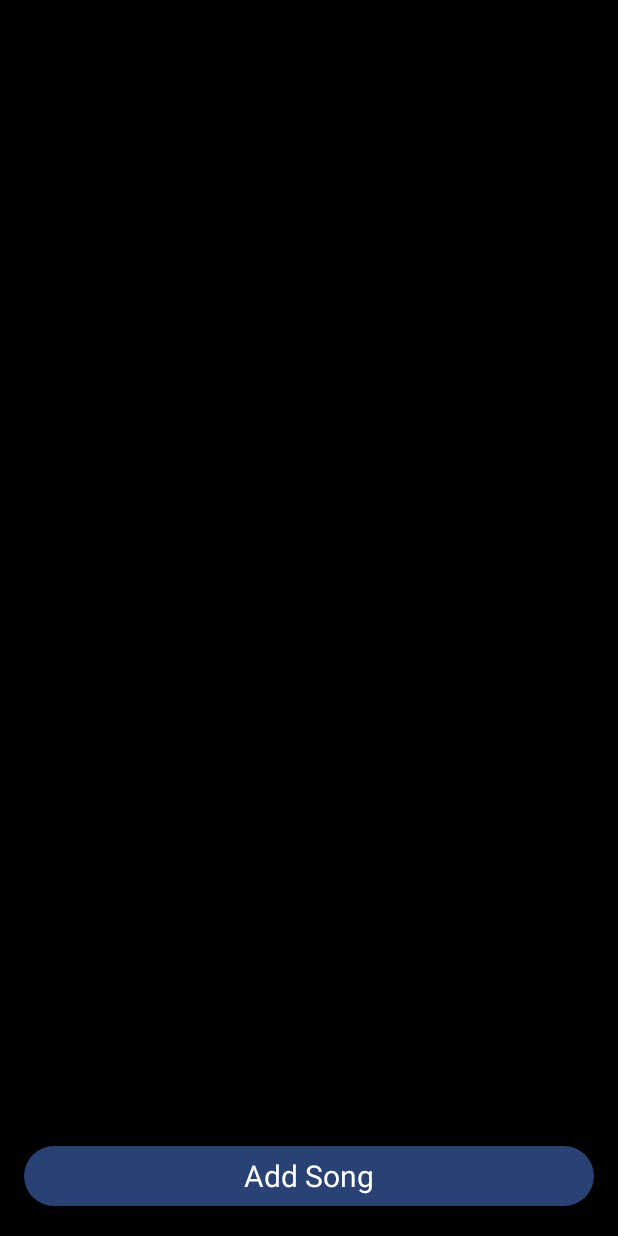
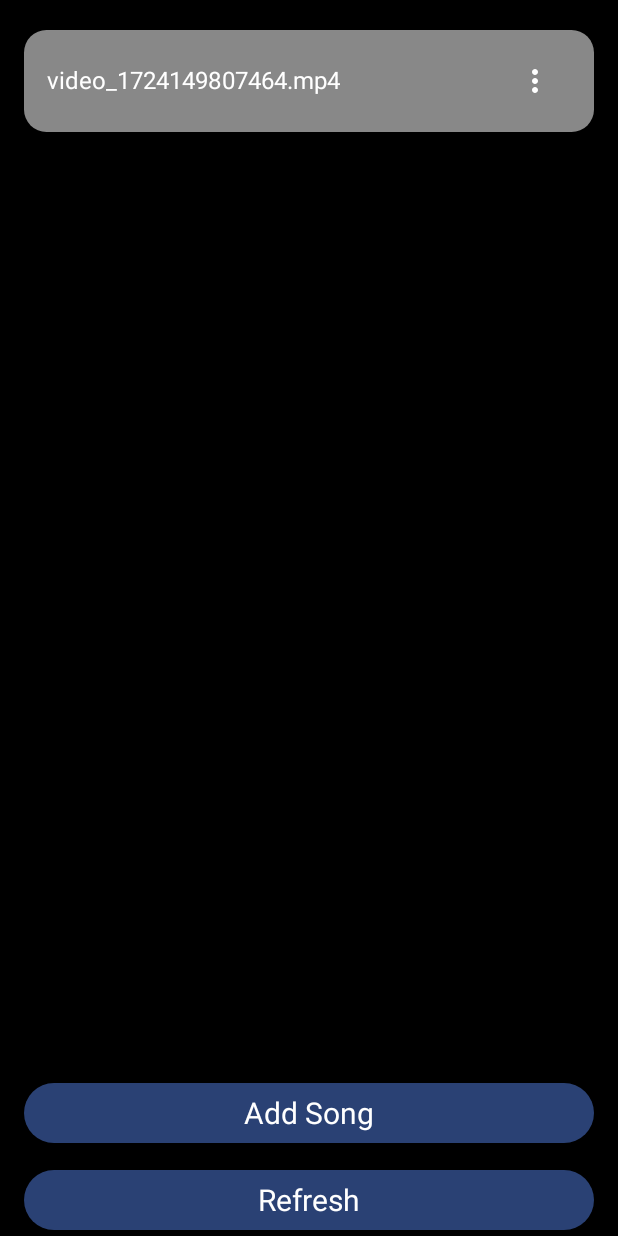
Before and after one commit to Phong-Kaster/Storage, an Android app built with Jetpack Compose: the screen it shows after launch (MainActivity), after a tap on "Add Song", on a phone screen of 412 x 824 dp. Run offline under Robolectric (Android 15) with nearby library versions, the phone set to English and light mode, and no system bars; our stand-ins replace Dagger/Hilt's generated code.

Commit message:
feature: add remove function

```diff
--- a/app/build.gradle.kts
+++ b/app/build.gradle.kts
@@ -85,6 +85,7 @@ dependencies {
     implementation(libs.androidx.material3)
     implementation(libs.androidx.appcompat)
     implementation(libs.androidx.constraintlayout)
+    implementation(libs.androidx.room.ktx)
     testImplementation(libs.junit)
     androidTestImplementation(libs.androidx.junit)
     androidTestImplementation(libs.androidx.espresso.core)
--- a/app/src/main/AndroidManifest.xml
+++ b/app/src/main/AndroidManifest.xml
@@ -6,8 +6,9 @@
 
     <!-- Required only if your app needs to access audio files
      that other apps created. -->
-    <uses-permission android:name="android.permission.READ_MEDIA_AUDIO" />
-    <uses-permission android:name="android.permission.READ_MEDIA_IMAGES" />
+    <uses-permission
+        android:name="android.permission.READ_MEDIA_VIDEO"
+        tools:ignore="SelectedPhotoAccess" />
 
     <!-- Because of using scoped storage for targeting android 10 & higher,
     requestLegacyExternalStorage="true" is required for supporting android 9 and lower  -->
--- a/app/src/main/java/com/example/storage/domain/model/Song.kt
+++ b/app/src/main/java/com/example/storage/domain/model/Video.kt
@@ -5,11 +5,12 @@ import android.net.Uri
 import androidx.compose.runtime.Stable
 
 @Stable
-data class Song(
+data class Video(
+    val id: Long,
     val contentUri: Uri,
     val name: String,
-    val duration: String,
+    val duration: Int,
     val size: Int,
-    val thumbnail: Bitmap?
+    val thumbnail: Bitmap? = null
 ){
 }
--- a/app/src/main/java/com/example/storage/ui/fragment/HomeFragment.kt
+++ b/app/src/main/java/com/example/storage/ui/fragment/HomeFragment.kt
@@ -1,10 +1,14 @@
 package com.example.storage.ui.fragment
 
+import android.net.Uri
 import android.os.Bundle
 import android.view.View
+import android.widget.Toast
 import androidx.compose.foundation.background
 import androidx.compose.foundation.layout.Arrangement
+import androidx.compose.foundation.layout.Column
 import androidx.compose.foundation.layout.Row
+import androidx.compose.foundation.layout.Spacer
 import androidx.compose.foundation.layout.fillMaxSize
 import androidx.compose.foundation.layout.fillMaxWidth
 import androidx.compose.foundation.layout.padding
@@ -12,12 +16,25 @@ import androidx.compose.foundation.layout.statusBarsPadding
 import androidx.compose.foundation.lazy.LazyColumn
 import androidx.compose.foundation.lazy.items
 import androidx.compose.foundation.shape.RoundedCornerShape
+import androidx.compose.material.icons.Icons
+import androidx.compose.material.icons.filled.MoreVert
 import androidx.compose.material3.Button
+import androidx.compose.material3.DropdownMenu
+import androidx.compose.material3.DropdownMenuItem
+import androidx.compose.material3.Icon
+import androidx.compose.material3.IconButton
+import androidx.compose.material3.MaterialTheme
 import androidx.compose.material3.Text
 import androidx.compose.runtime.Composable
 import androidx.compose.runtime.collectAsState
+import androidx.compose.runtime.getValue
+import androidx.compose.runtime.mutableStateOf
+import androidx.compose.runtime.remember
+import androidx.compose.runtime.setValue
+import androidx.compose.ui.Alignment
 import androidx.compose.ui.Modifier
 import androidx.compose.ui.graphics.Color
+import androidx.compose.ui.platform.LocalContext
 import androidx.compose.ui.text.TextStyle
 import androidx.compose.ui.tooling.preview.Preview
 import androidx.compose.ui.unit.dp
@@ -25,7 +42,8 @@ import androidx.compose.ui.unit.sp
 import androidx.fragment.app.viewModels
 import com.example.jetpack.core.CoreFragment
 import com.example.jetpack.core.CoreLayout
-import com.example.storage.domain.model.Song
+import com.example.storage.domain.model.Video
+import com.example.storage.ui.fragment.component.VideoElement
 import dagger.hilt.android.AndroidEntryPoint
 
 /***************************************
@@ -45,17 +63,25 @@ class HomeFragment : CoreFragment() {
 
     override fun onViewCreated(view: View, savedInstanceState: Bundle?) {
         super.onViewCreated(view, savedInstanceState)
-        viewModel.getAllImages()
+        viewModel.getVideos()
     }
 
     @Composable
     override fun ComposeView() {
         super.ComposeView()
         HomeLayout(
-            songs = viewModel.songs.collectAsState().value,
+            videos = viewModel.videos.collectAsState().value,
             onAddSong = {
-//                viewModel.addSong()
-                viewModel.getAllImages()
+                viewModel.addVideo()
+                viewModel.getVideos()
+            },
+            onRefresh = { viewModel.getVideos() },
+            onRemove = { video: Video ->
+                viewModel.removeVideo(video)
+                viewModel.getVideos()
+            },
+            onRename = { video: Video ->
+
             }
         )
     }
@@ -63,17 +89,27 @@ class HomeFragment : CoreFragment() {
 
 @Composable
 fun HomeLayout(
-    songs: List<Song> = emptyList(),
-    onAddSong: () -> Unit = {}
+    videos: List<Video> = emptyList(),
+    onAddSong: () -> Unit = {},
+    onRefresh: () -> Unit = {},
+    onRename: (Video) -> Unit = {},
+    onRemove: (Video) -> Unit = {},
 ) {
+
+
     CoreLayout(
         backgroundColor = Color.Black,
         bottomBar = {
+            Column(
+                verticalArrangement = Arrangement.spacedBy(10.dp),
+                modifier = Modifier
+                    .fillMaxWidth()
+                    .padding(horizontal = 16.dp)
+            ) {
                 Button(
                     onClick = onAddSong,
                     modifier = Modifier
-                    .fillMaxWidth()
-                    .padding(16.dp),
+                        .fillMaxWidth(),
                     content = {
                         Text(
                             text = "Add Song",
@@ -84,35 +120,46 @@ fun HomeLayout(
                         )
                     }
                 )
+
+                Button(
+                    onClick = onRefresh,
+                    modifier = Modifier
+                        .fillMaxWidth(),
+                    content = {
+                        Text(
+                            text = "Refresh",
+                            style = TextStyle(
+                                color = Color.White,
+                                fontSize = 20.sp,
+                            )
+                        )
+                    }
+                )
+            }
+
         },
         content = {
             LazyColumn(
-                verticalArrangement = Arrangement.spacedBy(5.dp),
+                verticalArrangement = Arrangement.spacedBy(10.dp),
                 modifier = Modifier
                     .fillMaxSize()
-                    .padding(16.dp)
+                    .padding(horizontal = 16.dp, vertical = 20.dp)
                     .statusBarsPadding()
             ) {
                 items(
-                    items = songs,
-                    itemContent = { song ->
-
-                        Row(
-                            modifier = Modifier
-                                .fillMaxWidth()
-                                .background(
-                                    color = Color.Gray, shape = RoundedCornerShape(15.dp)
+                    items = videos,
+                    key = { video -> video.name },
+                    itemContent = { video ->
+                        VideoElement(
+                            video = video,
+                            modifier = Modifier,
+                            onRemove = {
+                                onRemove(video)
+                            },
+                            onRename = {
+                                onRename(video)
+                            },
                         )
-                                .padding(vertical = 10.dp, horizontal = 15.dp)
-                        ) {
-                            Text(
-                                text = song.name,
-                                style = TextStyle(
-                                    fontSize = 16.sp,
-                                    color = Color.White
-                                )
-                            )
-                        }
                     }
                 )
             }
@@ -123,5 +170,11 @@ fun HomeLayout(
 @Preview
 @Composable
 private fun PreviewHomeLayout() {
-    HomeLayout()
+    HomeLayout(
+        videos = listOf(
+            Video(contentUri = Uri.parse(""), name = "Song 1", duration = 100, size = 100, id = 1),
+            Video(contentUri = Uri.parse(""), name = "Song 2", duration = 100, size = 100, id = 2),
+            Video(contentUri = Uri.parse(""), name = "Song 3", duration = 100, size = 100, id = 3),
+        )
+    )
 }
--- a/app/src/main/java/com/example/storage/ui/fragment/HomeViewModel.kt
+++ b/app/src/main/java/com/example/storage/ui/fragment/HomeViewModel.kt
@@ -9,19 +9,16 @@ import android.os.Build
 import android.provider.MediaStore
 import android.util.Log
 import android.util.Size
-import androidx.core.content.ContentProviderCompat.requireContext
 import androidx.lifecycle.viewModelScope
 import com.example.storage.StorageApplication
 import com.example.storage.core.CoreViewModel
-import com.example.storage.domain.model.Song
+import com.example.storage.domain.model.Video
 import dagger.hilt.android.lifecycle.HiltViewModel
-import kotlinx.coroutines.Dispatchers
 import kotlinx.coroutines.flow.MutableStateFlow
 import kotlinx.coroutines.flow.asStateFlow
 import kotlinx.coroutines.launch
 import java.util.concurrent.TimeUnit
 import javax.inject.Inject
-
 
 @HiltViewModel
 class HomeViewModel
@@ -30,141 +27,136 @@ constructor(
     private val applicationContext: StorageApplication
 ) : CoreViewModel() {
 
-    private var _songs = MutableStateFlow<List<Song>>(emptyList())
-    val songs = _songs.asStateFlow()
+    private var _videos = MutableStateFlow<List<Video>>(emptyList())
+    val videos = _videos.asStateFlow()
 
     init {
-        getAllImages()
-        detectChanges()
+        getVideos()
     }
 
-     fun getAllImages() {
-         Log.d(TAG, "getAllSongs")
-//         val collection =
-//            if (Build.VERSION.SDK_INT >= Build.VERSION_CODES.Q)
-//                MediaStore.Images.Media.getContentUri(MediaStore.VOLUME_EXTERNAL)
-//            else
-//                MediaStore.Images.Media.EXTERNAL_CONTENT_URI
-
-         val collection = MediaStore.Images.Media.EXTERNAL_CONTENT_URI
+     fun getVideos() {
+         val videoList = mutableListOf<Video>()
+         val collection =
+             if (Build.VERSION.SDK_INT >= Build.VERSION_CODES.Q) {
+                 MediaStore.Video.Media.getContentUri(MediaStore.VOLUME_EXTERNAL)
+             } else {
+                 MediaStore.Video.Media.EXTERNAL_CONTENT_URI
+             }
 
          val projection = arrayOf(
-            MediaStore.Images.Media._ID,
-            MediaStore.Images.Media.BUCKET_ID,
-            MediaStore.Images.Media.BUCKET_DISPLAY_NAME,
-            MediaStore.Images.Media.SIZE
+             MediaStore.Video.Media._ID,
+             MediaStore.Video.Media.DISPLAY_NAME,
+             MediaStore.Video.Media.DURATION,
+             MediaStore.Video.Media.SIZE
          )
 
         // Show only videos that are at least 5 minutes in duration.
-        val selection = "${MediaStore.Images.Media.DURATION} >= ?"
-        val selectionArgs = arrayOf(
-            TimeUnit.MILLISECONDS.convert(0, TimeUnit.MINUTES).toString()
-        )
+         val selection = "${MediaStore.Video.Media.DURATION} >= ?"
+         val selectionArgs = arrayOf(TimeUnit.MILLISECONDS.convert(0, TimeUnit.MINUTES).toString())
 
         // Display videos in alphabetical order based on their display name.
-        val sortOrder = "${MediaStore.Images.Media.DISPLAY_NAME} ASC"
+         val sortOrder = "${MediaStore.Video.Media.DISPLAY_NAME} ASC"
 
-
-         val songList = mutableListOf<Song>()
-         viewModelScope.launch(Dispatchers.IO) {
-
-
-             applicationContext.contentResolver.query(
+         val query = applicationContext.contentResolver.query(
              collection,
              projection,
              null,
              null,
              sortOrder
-             )?.use { cursor ->
-                 Log.d(TAG, "getEntireVideos cursor")
-                 Log.d(TAG, "getAllImages moveToNext = ${cursor.moveToNext()} ")
-                 while (cursor.moveToNext()) {
-                     // Use an ID column from the projection to get
-                     // a URI representing the media item itself.
+         )
 
+         Log.d(TAG, "getVideos - query is null = ${query == null}")
+         query?.use { cursor ->
+             Log.d(TAG, "getVideos - cursor")
              // Cache column indices.
-                     val idColumn = cursor.getColumnIndexOrThrow(MediaStore.Images.Media._ID)
-                     val nameColumn = cursor.getColumnIndexOrThrow(MediaStore.Images.Media.BUCKET_ID)
-                     val durationColumn = cursor.getColumnIndexOrThrow(MediaStore.Images.Media.BUCKET_DISPLAY_NAME)
-                     val sizeColumn = cursor.getColumnIndexOrThrow(MediaStore.Images.Media.SIZE)
+             val idColumn = cursor.getColumnIndexOrThrow(MediaStore.Video.Media._ID)
+             val nameColumn = cursor.getColumnIndexOrThrow(MediaStore.Video.Media.DISPLAY_NAME)
+             val durationColumn = cursor.getColumnIndexOrThrow(MediaStore.Video.Media.DURATION)
+             val sizeColumn = cursor.getColumnIndexOrThrow(MediaStore.Video.Media.SIZE)
 
              while (cursor.moveToNext()) {
                  // Get values of columns for a given video.
-                         val id = cursor.getLong(idColumn)
-                         val name = cursor.getString(nameColumn)
-                         val duration = cursor.getString(durationColumn)
-                         val size = cursor.getInt(sizeColumn)
+                 val id: Long = cursor.getLong(idColumn)
+                 val name: String = cursor.getString(nameColumn)
+                 val duration: Int = cursor.getInt(durationColumn)
+                 val size: Int = cursor.getInt(sizeColumn)
 
-                         val contentUri: Uri = ContentUris.withAppendedId(MediaStore.Images.Media.EXTERNAL_CONTENT_URI, id)
-//                         val thumbnail: Bitmap? = loadThumbnail(contentUri = contentUri)
+                 val contentUri: Uri = ContentUris.withAppendedId(MediaStore.Video.Media.EXTERNAL_CONTENT_URI, id)
 
                  // Stores column values and the contentUri in a local object
                  // that represents the media file.
-                         //videoList += Video(contentUri, name, duration, size)
-
-                         Log.d(TAG, "Images has contentUri $contentUri with name $name, duration $duration")
-                         songList += Song(contentUri, name, duration, size, null)
+                 videoList += Video(
+                     id = id,
+                     contentUri = contentUri,
+                     name = name,
+                     duration = duration,
+                     size = size,
+                     thumbnail = null
+                 )
+                 Log.d(TAG, "getVideos contentUri $contentUri")
              }
-                 }
-
-                 Log.d(TAG, "getEntireVideos - size = ${songList.size}")
-                 _songs.value = songList
+             Log.d(TAG, "getVideos - videoList size = ${videoList.size} ")
+             _videos.value = videoList
          }
     }
 
 
-    }
-
-    private fun loadThumbnail(contentUri: Uri): Bitmap? {
-        return if (Build.VERSION.SDK_INT >= Build.VERSION_CODES.Q)
-            applicationContext.contentResolver.loadThumbnail(contentUri, Size(640, 480), null)
-        else
-            null
-    }
-
-    fun addSong(){
-
-
+    fun addVideo() {
         // Add a specific media item.
         val resolver = applicationContext.contentResolver
 
-        // Find all Images files on the primary external storage device.
-        val ImagesCollection =
+
+        // Find all videos files on the primary external storage device.
+        val collection =
             if (Build.VERSION.SDK_INT >= Build.VERSION_CODES.Q)
-                MediaStore.Images.Media.getContentUri(MediaStore.VOLUME_EXTERNAL_PRIMARY)
+                MediaStore.Video.Media.getContentUri(MediaStore.VOLUME_EXTERNAL_PRIMARY)
              else
-                MediaStore.Images.Media.EXTERNAL_CONTENT_URI
-
+                MediaStore.Video.Media.EXTERNAL_CONTENT_URI
 
 
         // Publish a new song.
-        val newSongDetails = ContentValues().apply {
-            put(MediaStore.Images.Media.DISPLAY_NAME, "MySong1.mp3")
+        val videoDetail = ContentValues().apply {
+            put(MediaStore.Video.Media.DISPLAY_NAME, "video_${System.currentTimeMillis()}.mp4")
         }
 
         // Keep a handle to the new song's URI in case you need to modify it
         // later.
         try {
-            val songUri: Uri? = resolver.insert(ImagesCollection, newSongDetails)
-            Log.d(TAG, "addSong success with songUri $songUri")
-        } catch (ex: Exception) {
-            ex.printStackTrace()
-            Log.d(TAG, "addSong fail because ${ex.message}")
+            val videoUri: Uri? = resolver.insert(collection, videoDetail)
+
+            if (videoUri == null) {
+                Log.d(TAG, "addVideo - videoUri is null")
+            } else {
+                resolver.openOutputStream(videoUri)?.use { stream ->
+                    // Perform operations on "stream".
+                    applicationContext.assets.open("video_sample.mp4").use { inputStream ->
+                        stream.write(inputStream.readBytes())
+                    }
                 }
             }
 
-    private fun detectChanges(){
-        val observer = object : ContentObserver(null) {override fun onChange(selfChange: Boolean) {
-            super.onChange(selfChange)
-            viewModelScope.launch {
-                getAllImages()
+            Log.d(TAG, "addVideo - success with videoUri $videoUri")
+        } catch (ex: Exception) {
+            ex.printStackTrace()
+            Log.d(TAG, "addVideo - fail because ${ex.message}")
+        }
+    }
+
+    fun removeVideo(video: Video) {
+        // Remove a specific media item.
+        val resolver = applicationContext.contentResolver
+
+        try {
+            // Perform the actual removal.
+            val numImagesRemoved = resolver.delete(
+                video.contentUri,
+                "${MediaStore.Audio.Media._ID} = ?",
+                arrayOf(video.id.toString())
+            )
+            Log.d(TAG, "removeVideo - numImagesRemoved success = $numImagesRemoved")
+        } catch (ex: Exception) {
+            ex.printStackTrace()
+            Log.d(TAG, "removeVideo fail ${ex.message}")
         }
     }
 }
-        applicationContext.contentResolver.registerContentObserver(
-            MediaStore.Images.Media.EXTERNAL_CONTENT_URI,
-            true,
-            observer
-        )
-    }
-}
--- /dev/null
+++ b/app/src/main/java/com/example/storage/ui/fragment/component/VideoElement.kt
@@ -0,0 +1,117 @@
+package com.example.storage.ui.fragment.component
+
+import android.net.Uri
+import androidx.compose.foundation.background
+import androidx.compose.foundation.layout.Arrangement
+import androidx.compose.foundation.layout.Row
+import androidx.compose.foundation.layout.Spacer
+import androidx.compose.foundation.layout.fillMaxWidth
+import androidx.compose.foundation.layout.padding
+import androidx.compose.foundation.shape.RoundedCornerShape
+import androidx.compose.material.icons.Icons
+import androidx.compose.material.icons.filled.MoreVert
+import androidx.compose.material3.DropdownMenu
+import androidx.compose.material3.DropdownMenuItem
+import androidx.compose.material3.Icon
+import androidx.compose.material3.IconButton
+import androidx.compose.material3.MaterialTheme
+import androidx.compose.material3.Text
+import androidx.compose.runtime.Composable
+import androidx.compose.runtime.getValue
+import androidx.compose.runtime.mutableStateOf
+import androidx.compose.runtime.remember
+import androidx.compose.runtime.setValue
+import androidx.compose.ui.Alignment
+import androidx.compose.ui.Modifier
+import androidx.compose.ui.graphics.Color
+import androidx.compose.ui.platform.LocalContext
+import androidx.compose.ui.text.TextStyle
+import androidx.compose.ui.tooling.preview.Preview
+import androidx.compose.ui.unit.dp
+import androidx.compose.ui.unit.sp
+import com.example.storage.domain.model.Video
+
+@Composable
+fun VideoElement(
+    video: Video,
+    modifier: Modifier = Modifier,
+    onRename: () -> Unit = {},
+    onRemove: () -> Unit = {}
+) {
+    val context = LocalContext.current
+    var expanded by remember { mutableStateOf(false) }
+    Row(
+        verticalAlignment = Alignment.CenterVertically,
+        horizontalArrangement = Arrangement.SpaceBetween,
+        modifier = modifier
+            .fillMaxWidth()
+            .background(
+                color = Color.Gray, shape = RoundedCornerShape(15.dp)
+            )
+            .padding(vertical = 10.dp, horizontal = 15.dp)
+    ) {
+        Text(
+            text = video.name,
+            style = TextStyle(
+                fontSize = 16.sp,
+                color = Color.White
+            )
+        )
+
+        Spacer(
+            modifier = Modifier.weight(1f)
+        )
+
+
+        IconButton(
+            onClick = { expanded = true },
+            content = {
+                Icon(
+                    imageVector = Icons.Default.MoreVert,
+                    contentDescription = null,
+                    tint = Color.White,
+                    modifier = Modifier
+                )
+                MaterialTheme(
+                    shapes = MaterialTheme.shapes.copy(
+                        extraSmall = RoundedCornerShape(15.dp),
+                    )
+                ) {
+                    DropdownMenu(
+                        expanded = expanded,
+                        onDismissRequest = { expanded = false }
+                    ) {
+                        DropdownMenuItem(
+                            text = { Text("Rename") },
+                            onClick = {
+                                expanded = false
+                                onRename()
+                            }
+                        )
+                        DropdownMenuItem(
+                            text = { Text("Remove") },
+                            onClick = {
+                                expanded = false
+                                onRemove()
+                            }
+                        )
+                    }
+                }
+            }
+        )
+    }
+}
+
+@Preview
+@Composable
+private fun PreviewVideoElement() {
+    VideoElement(
+        video = Video(
+            contentUri = Uri.parse(""),
+            name = "Song 1",
+            duration = 100,
+            size = 100,
+            id = 0
+        )
+    )
+}
--- a/gradle/libs.versions.toml
+++ b/gradle/libs.versions.toml
@@ -10,6 +10,7 @@ activityCompose = "1.8.0"
 composeBom = "2024.04.01"
 appcompat = "1.7.0"
 constraintlayout = "2.1.4"
+roomKtx = "2.6.1"
 
 [libraries]
 androidx-core-ktx = { group = "androidx.core", name = "core-ktx", version.ref = "coreKtx" }
@@ -28,6 +29,7 @@ androidx-ui-test-junit4 = { group = "androidx.compose.ui", name = "ui-test-junit
 androidx-material3 = { group = "androidx.compose.material3", name = "material3" }
 androidx-appcompat = { group = "androidx.appcompat", name = "appcompat", version.ref = "appcompat" }
 androidx-constraintlayout = { group = "androidx.constraintlayout", name = "constraintlayout", version.ref = "constraintlayout" }
+androidx-room-ktx = { group = "androidx.room", name = "room-ktx", version.ref = "roomKtx" }
 
 [plugins]
 android-application = { id = "com.android.application", version.ref = "agp" }
```
Also changed, not shown: 1 other file. Lines whose indentation alone changed are shown as unchanged.
